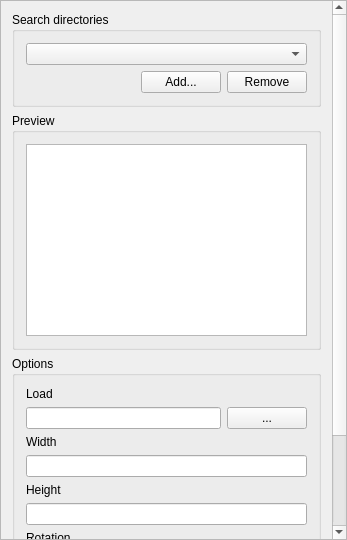
Old version of the form qgis/src/ui/qgscomposerpicturewidgetbase.ui in the repository sourcepole/qgis.
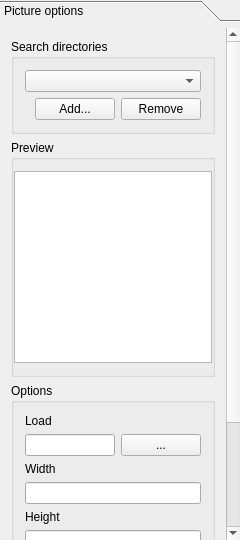
New version of the form.

Patch:
```diff
--- a/qgis/src/ui/qgscomposerpicturewidgetbase.ui
+++ b/qgis/src/ui/qgscomposerpicturewidgetbase.ui
@@ -6,7 +6,7 @@
    <rect>
     <x>0</x>
     <y>0</y>
-    <width>347</width>
+    <width>240</width>
     <height>540</height>
    </rect>
   </property>
@@ -24,19 +24,22 @@
     <number>0</number>
    </property>
    <item row="0" column="0">
-    <widget class="QScrollArea" name="scrollArea">
-     <property name="widgetResizable">
-      <bool>true</bool>
+    <widget class="QToolBox" name="toolBox">
+     <property name="currentIndex">
+      <number>0</number>
      </property>
-     <widget class="QWidget" name="scrollAreaWidgetContents">
+     <widget class="QWidget" name="page">
       <property name="geometry">
        <rect>
         <x>0</x>
         <y>0</y>
-        <width>324</width>
+        <width>226</width>
         <height>679</height>
        </rect>
       </property>
+      <attribute name="label">
+       <string>Picture options</string>
+      </attribute>
       <layout class="QGridLayout" name="gridLayout_2">
        <item row="0" column="0">
         <widget class="QGroupBox" name="mSearchDirectoriesGroupBox">
@@ -102,6 +105,12 @@
           <string>Preview</string>
          </property>
          <layout class="QGridLayout">
+          <property name="leftMargin">
+           <number>0</number>
+          </property>
+          <property name="rightMargin">
+           <number>0</number>
+          </property>
           <item row="0" column="0">
            <widget class="QListWidget" name="mPreviewListWidget">
             <property name="showDropIndicator" stdset="0">
@@ -251,7 +260,7 @@
           <item row="8" column="0">
            <widget class="QCheckBox" name="mRotationFromComposerMapCheckBox">
             <property name="text">
-             <string>Take rotation from composer map</string>
+             <string>Sync from map</string>
             </property>
            </widget>
           </item>
```
Left out of the diff: 1 changed line with no effect on the pictures.
